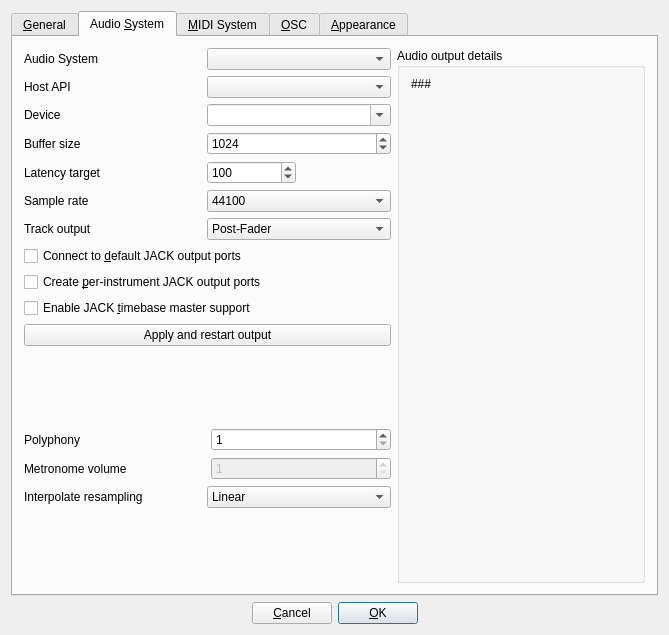
hydrogen-music/hydrogen, file src/gui/src/PreferencesDialog/PreferencesDialog_UI.ui: the form before one commit.
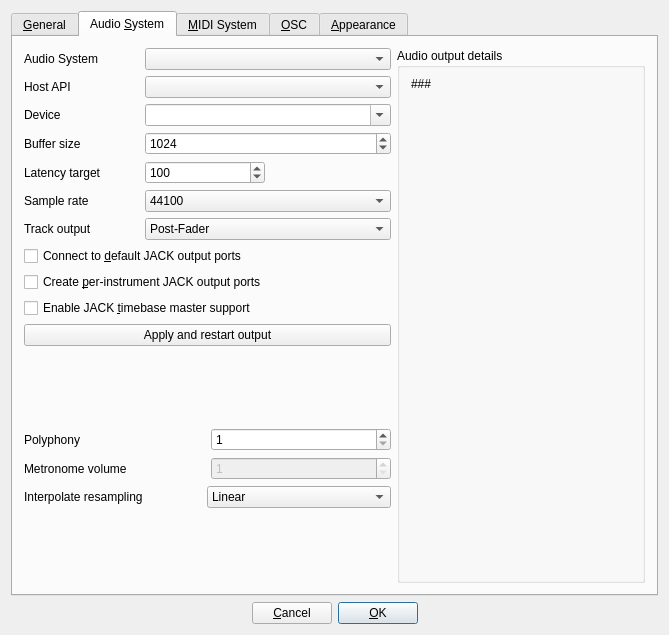
The form after the commit. Custom widgets are drawn as their Qt base class.

Commit message: PreferencesDialog: fix width in Audio tab

```diff
--- a/src/gui/src/PreferencesDialog/PreferencesDialog_UI.ui
+++ b/src/gui/src/PreferencesDialog/PreferencesDialog_UI.ui
@@ -285,7 +285,7 @@
             <widget class="QComboBox" name="trackOutputComboBox">
              <property name="minimumSize">
               <size>
-               <width>184</width>
+               <width>246</width>
                <height>0</height>
               </size>
              </property>
@@ -319,7 +319,14 @@
             </widget>
            </item>
            <item row="3" column="1">
-            <widget class="QComboBox" name="driverComboBox"/>
+            <widget class="QComboBox" name="driverComboBox">
+             <property name="minimumSize">
+              <size>
+               <width>246</width>
+               <height>0</height>
+              </size>
+             </property>
+            </widget>
            </item>
            <item row="7" column="1">
             <layout class="QHBoxLayout" name="horizontalLayout_11">
@@ -346,7 +353,7 @@
             <widget class="QSpinBox" name="bufferSizeSpinBox">
              <property name="minimumSize">
               <size>
-               <width>0</width>
+               <width>246</width>
                <height>22</height>
               </size>
              </property>
@@ -366,6 +373,12 @@
            </item>
            <item row="8" column="1">
             <widget class="QComboBox" name="sampleRateComboBox">
+             <property name="minimumSize">
+              <size>
+               <width>246</width>
+               <height>0</height>
+              </size>
+             </property>
              <property name="currentIndex">
               <number>0</number>
              </property>
@@ -399,7 +412,14 @@
             </widget>
            </item>
            <item row="4" column="1">
-            <widget class="HostAPIComboBox" name="portaudioHostAPIComboBox"/>
+            <widget class="HostAPIComboBox" name="portaudioHostAPIComboBox">
+             <property name="minimumSize">
+              <size>
+               <width>246</width>
+               <height>0</height>
+              </size>
+             </property>
+            </widget>
            </item>
            <item row="8" column="0">
             <widget class="QLabel" name="sampleRateLbl">
@@ -429,6 +449,12 @@
                <verstretch>0</verstretch>
               </sizepolicy>
              </property>
+             <property name="minimumSize">
+              <size>
+               <width>246</width>
+               <height>0</height>
+              </size>
+             </property>
              <property name="editable">
               <bool>true</bool>
              </property>
```
